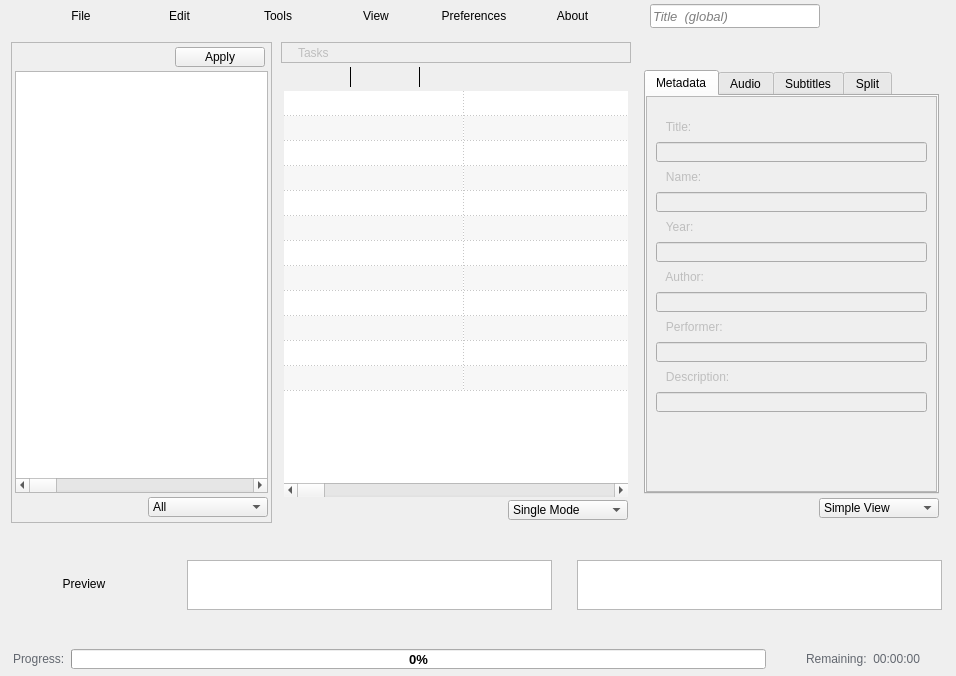
Above: app/mainwindow.ui from CineEncoder/cine-encoder before the change. Below: the same form after it.
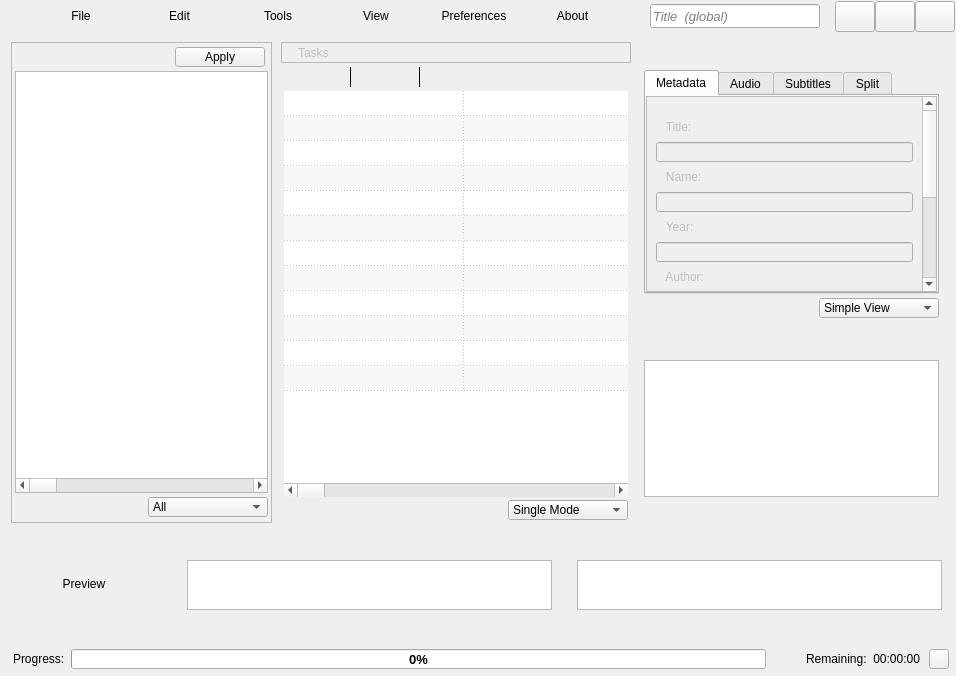
That is the form after the change. Icons and pictures are not drawn.

Patch:
```diff
--- a/app/mainwindow.ui
+++ b/app/mainwindow.ui
@@ -152,10 +152,6 @@
               <property name="autoFillBackground">
                <bool>false</bool>
               </property>
-              <property name="styleSheet">
-               <string notr="true">color: rgb(98, 103, 111);
-background-color: transparent;</string>
-              </property>
               <property name="text">
                <string>Progress:</string>
               </property>
@@ -287,10 +283,6 @@
               <property name="autoFillBackground">
                <bool>false</bool>
               </property>
-              <property name="styleSheet">
-               <string notr="true">color: rgb(98, 103, 111);
-background-color: transparent;</string>
-              </property>
               <property name="text">
                <string>Remaining:</string>
               </property>
@@ -304,10 +296,6 @@
               <property name="autoFillBackground">
                <bool>false</bool>
               </property>
-              <property name="styleSheet">
-               <string notr="true">color: rgb(98, 103, 111);
-background-color: transparent;</string>
-              </property>
               <property name="text">
                <string>00:00:00</string>
               </property>
@@ -358,18 +346,6 @@
               <property name="toolTip">
                <string>Settings</string>
               </property>
-              <property name="styleSheet">
-               <string notr="true">QPushButton {	
-	border: none;
-	background-color: transparent;
-}
-QPushButton:hover {
-	background-color: rgb(52, 59, 72);
-}
-QPushButton:pressed {	
-	background-color: rgb(85, 170, 255);
-}</string>
-              </property>
               <property name="text">
                <string/>
               </property>
@@ -1166,7 +1142,7 @@
               <x>640</x>
               <y>10</y>
               <width>301</width>
-              <height>481</height>
+              <height>281</height>
              </rect>
             </property>
             <property name="sizePolicy">
@@ -1371,8 +1347,8 @@
                        <rect>
                         <x>0</x>
                         <y>0</y>
-                        <width>287</width>
-                        <height>392</height>
+                        <width>273</width>
+                        <height>371</height>
                        </rect>
                       </property>
                       <layout class="QGridLayout" name="gridLayout_21">
@@ -5708,6 +5684,143 @@
              </item>
             </layout>
            </widget>
+           <widget class="QFrame" name="frameLog">
+            <property name="geometry">
+             <rect>
+              <x>640</x>
+              <y>300</y>
+              <width>301</width>
+              <height>191</height>
+             </rect>
+            </property>
+            <property name="sizePolicy">
+             <sizepolicy hsizetype="Preferred" vsizetype="Expanding">
+              <horstretch>0</horstretch>
+              <verstretch>0</verstretch>
+             </sizepolicy>
+            </property>
+            <property name="minimumSize">
+             <size>
+              <width>150</width>
+              <height>150</height>
+             </size>
+            </property>
+            <property name="maximumSize">
+             <size>
+              <width>3840</width>
+              <height>2160</height>
+             </size>
+            </property>
+            <property name="frameShape">
+             <enum>QFrame::NoFrame</enum>
+            </property>
+            <property name="frameShadow">
+             <enum>QFrame::Raised</enum>
+            </property>
+            <property name="lineWidth">
+             <number>0</number>
+            </property>
+            <layout class="QVBoxLayout" name="verticalLayout_6">
+             <property name="spacing">
+              <number>0</number>
+             </property>
+             <property name="leftMargin">
+              <number>0</number>
+             </property>
+             <property name="topMargin">
+              <number>0</number>
+             </property>
+             <property name="rightMargin">
+              <number>0</number>
+             </property>
+             <property name="bottomMargin">
+              <number>0</number>
+             </property>
+             <item>
+              <layout class="QGridLayout" name="gridLayout_30">
+               <property name="topMargin">
+                <number>3</number>
+               </property>
+               <property name="bottomMargin">
+                <number>3</number>
+               </property>
+               <property name="horizontalSpacing">
+                <number>0</number>
+               </property>
+               <property name="verticalSpacing">
+                <number>3</number>
+               </property>
+               <item row="1" column="0">
+                <spacer name="horizontalSpacer_37">
+                 <property name="orientation">
+                  <enum>Qt::Horizontal</enum>
+                 </property>
+                 <property name="sizeType">
+                  <enum>QSizePolicy::Fixed</enum>
+                 </property>
+                 <property name="sizeHint" stdset="0">
+                  <size>
+                   <width>3</width>
+                   <height>6</height>
+                  </size>
+                 </property>
+                </spacer>
+               </item>
+               <item row="0" column="2">
+                <spacer name="verticalSpacer_13">
+                 <property name="orientation">
+                  <enum>Qt::Vertical</enum>
+                 </property>
+                 <property name="sizeType">
+                  <enum>QSizePolicy::Fixed</enum>
+                 </property>
+                 <property name="sizeHint" stdset="0">
+                  <size>
+                   <width>9</width>
+                   <height>25</height>
+                  </size>
+                 </property>
+                </spacer>
+               </item>
+               <item row="1" column="3">
+                <spacer name="horizontalSpacer_33">
+                 <property name="orientation">
+                  <enum>Qt::Horizontal</enum>
+                 </property>
+                 <property name="sizeType">
+                  <enum>QSizePolicy::Fixed</enum>
+                 </property>
+                 <property name="sizeHint" stdset="0">
+                  <size>
+                   <width>3</width>
+                   <height>6</height>
+                  </size>
+                 </property>
+                </spacer>
+               </item>
+               <item row="2" column="1">
+                <spacer name="verticalSpacer_16">
+                 <property name="orientation">
+                  <enum>Qt::Vertical</enum>
+                 </property>
+                 <property name="sizeType">
+                  <enum>QSizePolicy::Fixed</enum>
+                 </property>
+                 <property name="sizeHint" stdset="0">
+                  <size>
+                   <width>20</width>
+                   <height>23</height>
+                  </size>
+                 </property>
+                </spacer>
+               </item>
+               <item row="1" column="1" colspan="2">
+                <widget class="QTextBrowser" name="textBrowser_log"/>
+               </item>
+              </layout>
+             </item>
+            </layout>
+           </widget>
           </widget>
          </item>
          <item row="0" column="0">
@@ -5858,18 +5971,6 @@
               <property name="toolTip">
                <string>Hide</string>
               </property>
-              <property name="styleSheet">
-               <string notr="true">QPushButton {	
-	border: none;
-	background-color: transparent;
-}
-QPushButton:hover {
-	background-color: rgb(52, 59, 72);
-}
-QPushButton:pressed {	
-	background-color: rgb(85, 170, 255);
-}</string>
-              </property>
               <property name="text">
                <string/>
               </property>
@@ -5927,18 +6028,6 @@
               <property name="toolTip">
                <string>Close</string>
               </property>
-              <property name="styleSheet">
-               <string notr="true">QPushButton {	
-	border: none;
-	background-color: transparent;
-}
-QPushButton:hover {
-	background-color: rgb(52, 59, 72);
-}
-QPushButton:pressed {	
-	background-color: rgb(85, 170, 255);
-}</string>
-              </property>
               <property name="text">
                <string/>
               </property>
@@ -6007,18 +6096,6 @@
               <property name="toolTip">
                <string>Expand</string>
               </property>
-              <property name="styleSheet">
-               <string notr="true">QPushButton {	
-	border: none;
-	background-color: transparent;
-}
-QPushButton:hover {
-	background-color: rgb(52, 59, 72);
-}
-QPushButton:pressed {	
-	background-color: rgb(85, 170, 255);
-}</string>
-              </property>
               <property name="text">
                <string/>
               </property>
```
Left out of the diff: 60 changed lines with no effect on the pictures.
